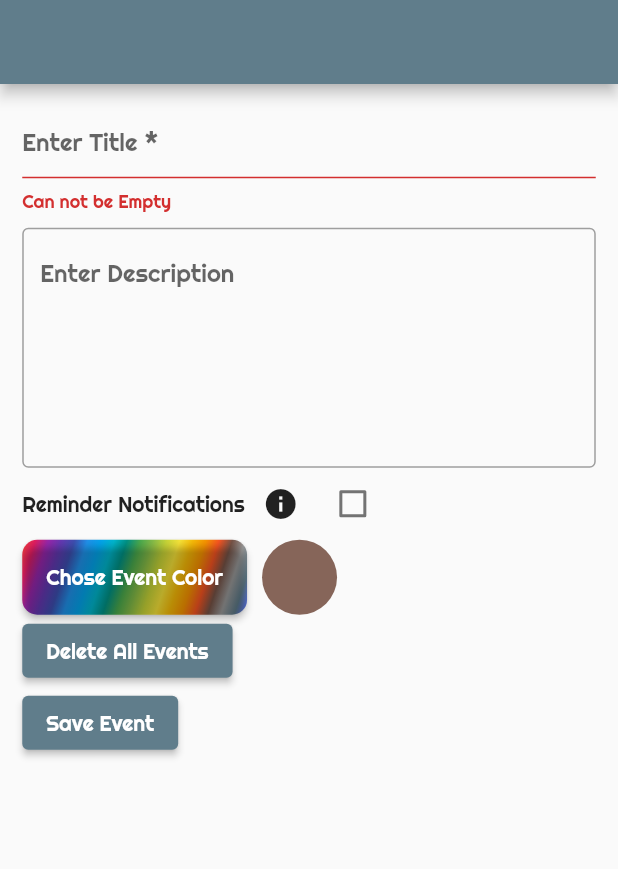
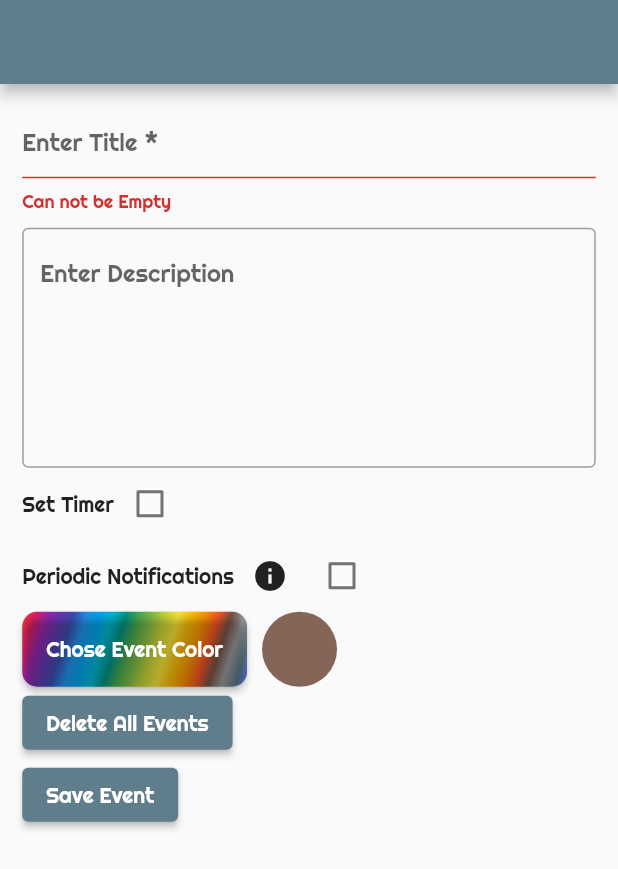
Before and after one commit to resulcay/scheduler, a Flutter app: the CreateEventScreen widget shown alone on an empty page, opened directly, after a tap on "Save Event", on a phone screen of 412 x 824 dp. Shown: the top 869 px of the screen. Run offline on Flutter 3.47's test engine with Material 2 defaults, Android fonts, the phone set to English and light mode, and no system bars; our stand-ins replace date_time_picker, flutter_colorpicker, flutter_local_notifications, flutter_svg, hive, hive_flutter and 3 more; missing offline and left inert: flutter_alarm_clock, rect_getter; accounts and stored records are empty.

Commit message:
timer added

```diff
--- a/lib/components/event_card.dart
+++ b/lib/components/event_card.dart
@@ -1,4 +1,5 @@
 import 'package:flutter/material.dart';
+import 'package:scheduler/constants/constant_colors.dart';
 import 'package:scheduler/extensions/padding_extension.dart';
 
 class EventCard extends StatelessWidget {
@@ -41,6 +42,7 @@ class EventCard extends StatelessWidget {
             overflow: TextOverflow.ellipsis,
             title,
             style: const TextStyle(
+              color: ConstantColor.pureWhite,
               fontWeight: FontWeight.bold,
               fontSize: 20,
             ),
@@ -52,6 +54,7 @@ class EventCard extends StatelessWidget {
               overflow: TextOverflow.ellipsis,
               description,
               style: const TextStyle(
+                color: ConstantColor.pureWhite,
                 fontWeight: FontWeight.w200,
                 fontSize: 14,
               ),
@@ -62,6 +65,7 @@ class EventCard extends StatelessWidget {
             child: Text(
               date,
               style: const TextStyle(
+                color: ConstantColor.pureWhite,
                 fontWeight: FontWeight.bold,
                 fontSize: 20,
               ),
--- a/lib/view/create_event_screen.dart
+++ b/lib/view/create_event_screen.dart
@@ -1,5 +1,7 @@
 import 'package:flutter/material.dart';
+import 'package:flutter_alarm_clock/flutter_alarm_clock.dart';
 import 'package:quickalert/quickalert.dart';
+import 'package:scheduler/components/alarm_section.dart';
 import 'package:scheduler/components/decorated_text_field.dart';
 import 'package:scheduler/extensions/padding_extension.dart';
 import 'package:scheduler/view_model/create_event_view_model.dart';
@@ -47,7 +49,27 @@ class _CreateEventScreenState extends CreateEventViewModel {
                 ),
                 Row(
                   children: [
-                    const Text("Reminder Notifications"),
+                    const Text("Set Timer"),
+                    customCheckBox(),
+                  ],
+                ),
+                AnimatedSwitcher(
+                  duration: const Duration(milliseconds: 450),
+                  child: isChecked
+                      ? AlarmSection(
+                          text:
+                              'Timer ends at\n$eventTimeAsHourAndMinute\n$eventTimeAsDayMonthYear',
+                          iconData: Icons.alarm,
+                          function: () => showCustomModalBottomSheet(),
+                        )
+                      : Container(),
+                  transitionBuilder: (child, animation) {
+                    return FadeTransition(opacity: animation, child: child);
+                  },
+                ),
+                Row(
+                  children: [
+                    const Text("Periodic Notifications"),
                     IconButton(
                       splashRadius: 18,
                       onPressed: () {
@@ -63,8 +85,15 @@ class _CreateEventScreenState extends CreateEventViewModel {
                   ],
                 ),
                 AnimatedSwitcher(
-                  duration: const Duration(seconds: 1),
-                  child: isChecked ? approachingNotification() : Container(),
+                  duration: const Duration(milliseconds: 450),
+                  child: isChecked
+                      ? AlarmSection(
+                          text:
+                              'You will be notified time(s)\n$differenceAsHour',
+                          iconData: Icons.calendar_month,
+                          function: () => showCustomModalBottomSheet(),
+                        )
+                      : Container(),
                   transitionBuilder: (child, animation) {
                     return FadeTransition(opacity: animation, child: child);
                   },
--- a/lib/view_model/create_event_view_model.dart
+++ b/lib/view_model/create_event_view_model.dart
@@ -1,5 +1,7 @@
 import 'package:flutter/material.dart';
+import 'package:flutter_alarm_clock/flutter_alarm_clock.dart';
 import 'package:flutter_colorpicker/flutter_colorpicker.dart';
+import 'package:intl/intl.dart';
 import 'package:provider/provider.dart';
 import 'package:quickalert/models/quickalert_type.dart';
 import 'package:quickalert/widgets/quickalert_dialog.dart';
@@ -15,11 +17,14 @@ abstract class CreateEventViewModel extends State<CreateEventScreen> {
   final formKey = GlobalKey<FormState>();
   late TextEditingController titleTextController;
   late TextEditingController descTextController;
+  late String eventTimeAsHourAndMinute;
+  late String eventTimeAsDayMonthYear;
   late EventService eventService;
   late Color pickerColor;
   late DateTime currentDate;
   late DateTime eventDate;
   late int differenceAsHour;
+  late int differenceAsSecond;
   bool isChecked = false;
 
   @override
@@ -36,6 +41,9 @@ abstract class CreateEventViewModel extends State<CreateEventScreen> {
     eventDate = Provider.of<DateTimeProvider>(context).eventDate;
     currentDate = DateTime.now();
     differenceAsHour = eventDate.difference(currentDate).inHours;
+    differenceAsSecond = eventDate.difference(currentDate).inSeconds;
+    eventTimeAsHourAndMinute = DateFormat.Hm().format(eventDate);
+    eventTimeAsDayMonthYear = DateFormat.yMMMEd('en_EN').format(eventDate);
 
     super.didChangeDependencies();
   }
@@ -100,6 +108,13 @@ abstract class CreateEventViewModel extends State<CreateEventScreen> {
 
         eventService.storeEvent(model);
 
+        if (isChecked) {
+          FlutterAlarmClock.createTimer(
+            differenceAsSecond,
+            title: titleTextController.text,
+          );
+        }
+
         QuickAlert.show(
             context: context,
             type: QuickAlertType.success,
@@ -155,37 +170,4 @@ abstract class CreateEventViewModel extends State<CreateEventScreen> {
           child: const Text('Chose Event Color')),
     );
   }
-
-  Widget approachingNotification() {
-    return Column(
-      children: [
-        SizedBox(
-          height: 75,
-          child: Row(
-            children: [
-              Text(
-                textAlign: TextAlign.center,
-                'You will be notified time(s)\n$differenceAsHour',
-                style: const TextStyle(
-                  fontWeight: FontWeight.w400,
-                  fontSize: 16,
-                ),
-              ),
-              const Spacer(),
-              SizedBox(
-                height: 70,
-                child: ElevatedButton(
-                    onPressed: () => showCustomModalBottomSheet(),
-                    child: const Text('Select Date and Time')),
-              ),
-            ],
-          ),
-        ),
-        Divider(
-          color: Theme.of(context).backgroundColor,
-          thickness: .7,
-        )
-      ],
-    );
-  }
 }
--- a/pubspec.yaml
+++ b/pubspec.yaml
@@ -47,6 +47,7 @@ dependencies:
   date_time_picker: ^2.1.0
   flutter_localizations:
     sdk: flutter
+  flutter_alarm_clock: ^0.0.2
 
 
 
```
Also changed, not shown: lib/components/alarm_section.dart (added, +52 -0 lines), pubspec.lock, 1 other file.
